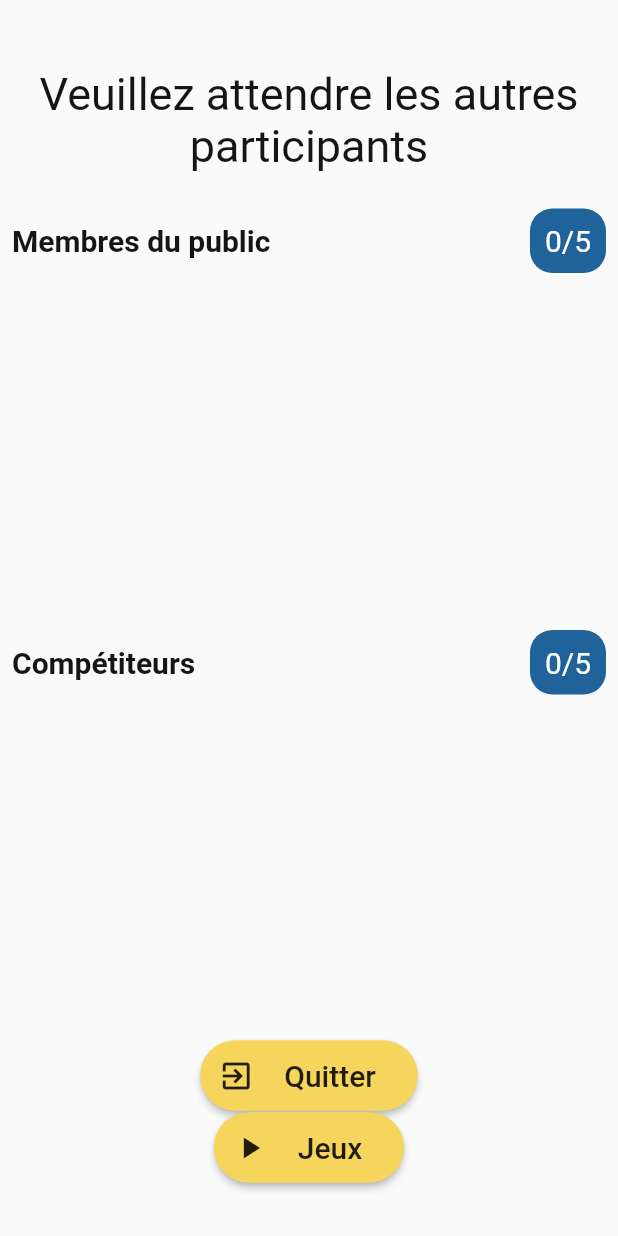
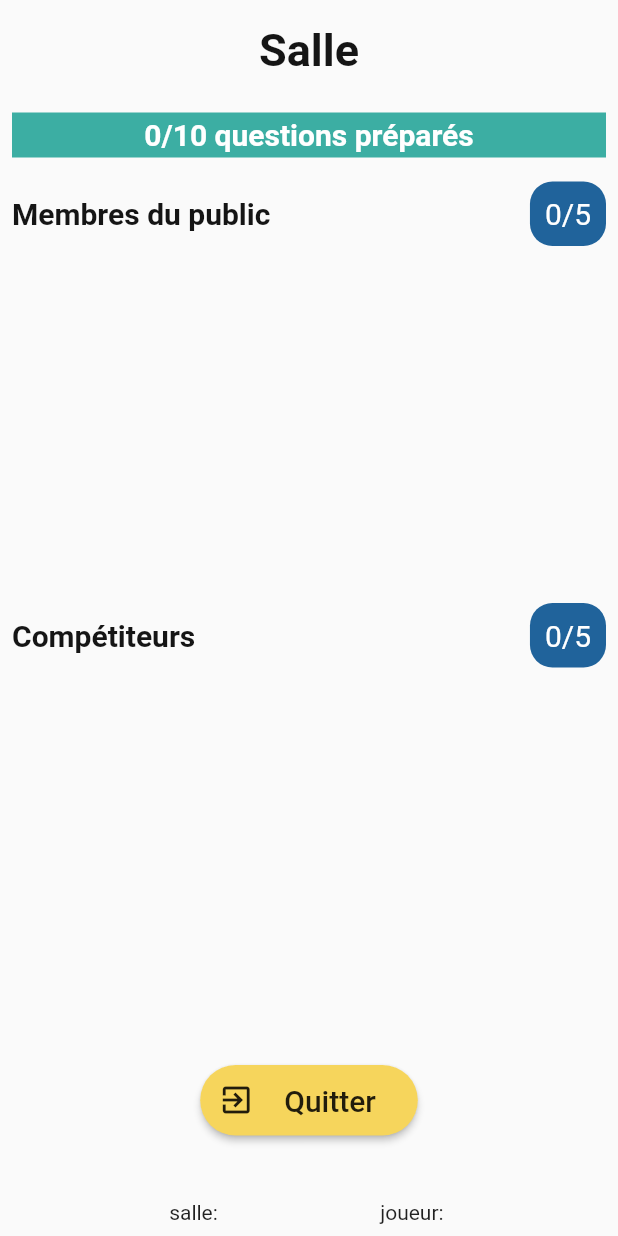
Before and after one commit to Betsara-MARCELLIN/the_poll_party, a Flutter app: the screen it shows after launch, after a tap on "Rejoindre la partie", on a phone screen of 412 x 824 dp. Run offline on Flutter 3.47's test engine with Material 2 defaults, Android fonts, the light colour scheme and no system bars; our stand-ins replace camera, firebase_core, firebase_storage, sensors, socket_io_client; accounts and stored records are empty; network calls fail.

Commit message:
#21 when 10 questions are ready, the competitors game starts

```diff
--- a/front_mobile/the_poll_party_mobile/lib/pages/waitingRoomPage.dart
+++ b/front_mobile/the_poll_party_mobile/lib/pages/waitingRoomPage.dart
@@ -15,29 +15,76 @@ class WaitingRoomPage extends StatefulWidget {
 }
 
 class _WaitingRoomPageState extends State<WaitingRoomPage> {
+  bool startGame;
+  String roomId;
+  String playerName;
+  int nbQuestions;
+
   @override
   void initState() {
     super.initState();
-    var roomId = Provider.of<RoomProvider>(context, listen: false).getRoomId;
-    var playerName =
+    roomId = Provider.of<RoomProvider>(context, listen: false).getRoomId;
+    playerName =
         Provider.of<RoomProvider>(context, listen: false).getPlayerName;
     Provider.of<SocketConnectionProvider>(context, listen: false)
         .connectToServer(roomId, playerName);
+    startGame = Provider.of<SocketConnectionProvider>(context, listen: false)
+        .getGameStart;
+    nbQuestions = Provider.of<SocketConnectionProvider>(context, listen: false)
+        .getQuestions
+        .length;
   }
 
   @override
   Widget build(BuildContext context) {
+    startGame = Provider.of<SocketConnectionProvider>(context, listen: true)
+        .getGameStart;
+    nbQuestions = Provider.of<SocketConnectionProvider>(context, listen: true)
+        .getQuestions
+        .length;
+
+    WidgetsBinding.instance.addPostFrameCallback((_) {
+      if (startGame) {
+        Navigator.pushNamed(context, '/game');
+      }
+    });
+
     return Scaffold(
       body: SafeArea(
         child: Column(
           children: [
             Padding(
-              padding: const EdgeInsets.all(16.0).copyWith(top: 45),
+              padding: const EdgeInsets.all(16.0),
               child: Text(
-                "Veuillez attendre les autres participants",
-                style: TextStyle(fontSize: titleTextSize, color: lightBlack),
+                "Salle $roomId",
+                style: TextStyle(
+                    fontSize: titleTextSize,
+                    color: lightBlack,
+                    fontWeight: FontWeight.bold),
                 textAlign: TextAlign.center,
               ),
+            ),
+            Stack(
+              alignment: AlignmentDirectional.center,
+              children: [
+                Padding(
+                  padding: const EdgeInsets.all(8.0),
+                  child: LinearProgressIndicator(
+                    backgroundColor: secondaryBisColor,
+                    valueColor: AlwaysStoppedAnimation<Color>(primaryColor),
+                    value: nbQuestions / 10,
+                    minHeight: normalTextSize + 10,
+                  ),
+                ),
+                Text(
+                  "$nbQuestions/10 questions préparés",
+                  style: TextStyle(
+                      fontSize: normalTextSize,
+                      color: Colors.white,
+                      fontWeight: FontWeight.bold),
+                  textAlign: TextAlign.center,
+                ),
+              ],
             ),
             WaitingPlayerHolder(
                 title: "Membres du public",
@@ -49,6 +96,7 @@ class _WaitingRoomPageState extends State<WaitingRoomPage> {
                 players:
                     Provider.of<SocketConnectionProvider>(context, listen: true)
                         .getCompetitors),
+            Spacer(),
             MyIconButton(
                 callback: () => {
                       Provider.of<SocketConnectionProvider>(context,
@@ -58,10 +106,14 @@ class _WaitingRoomPageState extends State<WaitingRoomPage> {
                     },
                 text: "Quitter",
                 icon: Icons.exit_to_app),
-            MyIconButton(
-                callback: () => {Navigator.pushNamed(context, '/game')},
-                text: "Jeux",
-                icon: Icons.play_arrow)
+            Spacer(),
+            Padding(
+              padding: const EdgeInsets.all(8.0),
+              child: Row(
+                mainAxisAlignment: MainAxisAlignment.spaceEvenly,
+                children: [Text("salle: $roomId"), Text("joueur: $playerName")],
+              ),
+            )
           ],
         ),
       ),
--- a/front_mobile/the_poll_party_mobile/lib/providers/socketConnectionProvider.dart
+++ b/front_mobile/the_poll_party_mobile/lib/providers/socketConnectionProvider.dart
@@ -14,12 +14,14 @@ class SocketConnectionProvider extends ChangeNotifier {
   List<Question> questions = [];
   Map<int, List<Response>> responses = new Map<int, List<Response>>();
   bool waitingNextQuestion = false;
+  bool gameStart = false;
 
   List<Public> get getPublics => publics;
   List<Competitor> get getCompetitors => competitors;
   List<Question> get getQuestions => questions;
   Map<int, List<Response>> get getResponses => responses;
   bool get getWaitingNextQuestion => waitingNextQuestion;
+  bool get getGameStart => gameStart;
 
   void waitQuestion() {
     waitingNextQuestion = true;
@@ -79,6 +81,7 @@ class SocketConnectionProvider extends ChangeNotifier {
       socket.on('ranking', (_) => _handleCompetitorRanking(_));
       socket.on('updateQuestionsOrder', (_) => _handleQuestionUpdate(_));
       socket.on('responses', (_) => _handleResponses(_));
+      socket.on('startCompetitorSide', (_) => _handleGameStart(_));
 
       // Join room
       _enterRoom(roomId, playerName);
@@ -111,17 +114,24 @@ class SocketConnectionProvider extends ChangeNotifier {
     socket.emit("responses", response.toJson());
   }
 
+  void _handleGameStart(bool data) {
+    print("BEGIN GAME FOR ALL");
+    print(data);
+    gameStart = data;
+    notifyListeners();
+  }
+
   // Listen to all question events from public
-  void _handleQuestions(List<dynamic> datas) {
+  void _handleQuestions(List<dynamic> data) {
     print("NEW QUESTION RECEIVED");
-    print(datas);
-    datas.forEach(
+    print(data);
+    data.forEach(
         (element) => {this.questions.add(new Question.fromJson(element))});
     print("Question length: ${questions.length}");
     notifyListeners();
   }
 
-  _handleQuestionUpdate(List<dynamic> datas) {
+  void _handleQuestionUpdate(List<dynamic> datas) {
     List<Question> questionsOrderUpdated = new List<Question>();
     datas.forEach((element) {
       Question q = Question.fromJson(element);
```
Also changed, not shown: 2 other files.
